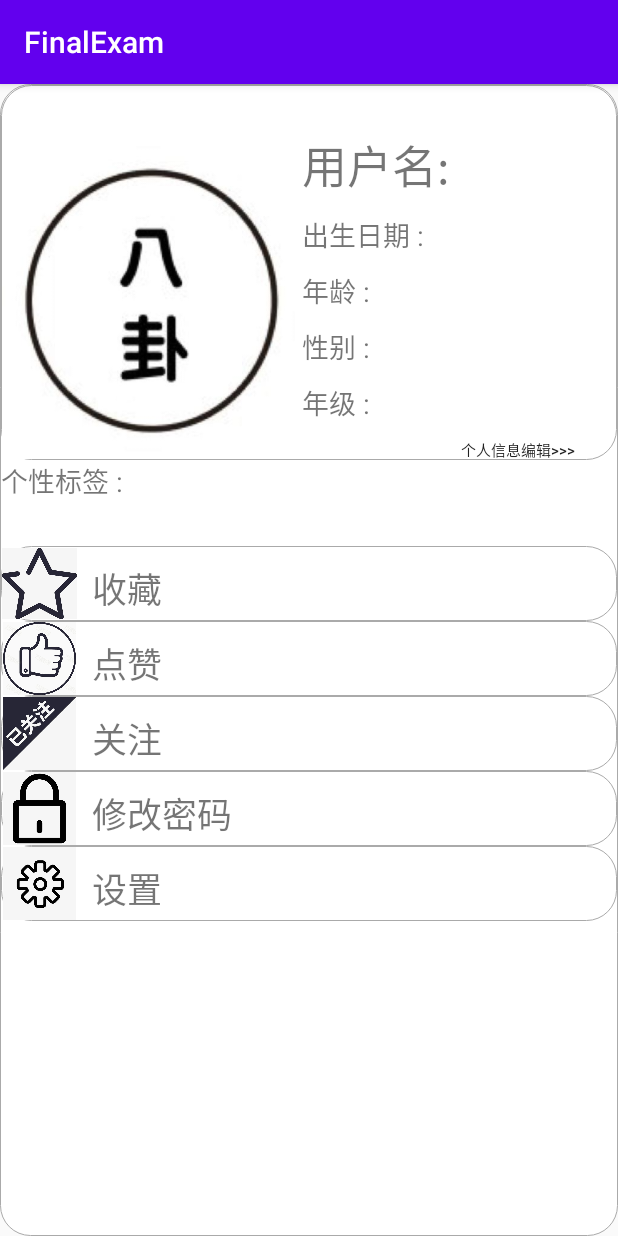
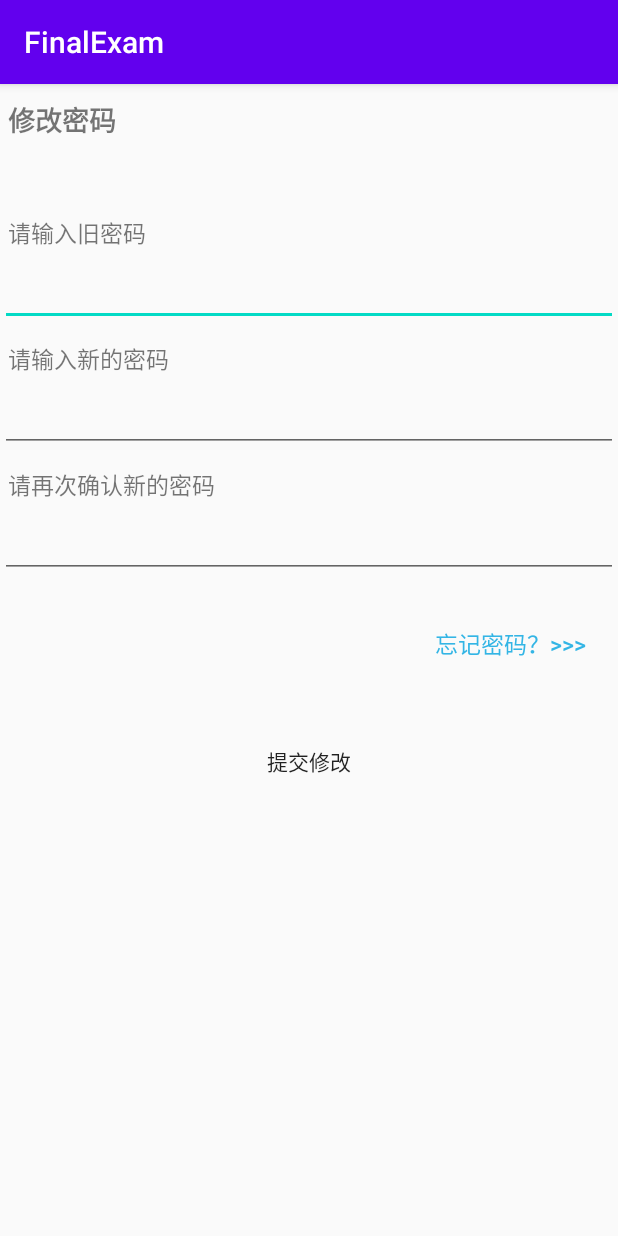
Before and after one commit to swufeLD/FinalExam, an Android app: the Personal screen opened directly, with no data from a screen before it, after a tap on "修改密码", on a phone screen of 412 x 824 dp. Run offline under Robolectric (Android 15) with nearby library versions, the phone set to English and light mode, and no system bars.

Commit message:
修改密码完成

```diff
--- a/app/src/main/java/com/example/finalexam/DBHelper.java
+++ b/app/src/main/java/com/example/finalexam/DBHelper.java
@@ -11,6 +11,7 @@ public class DBHelper extends SQLiteOpenHelper {
     private  static final int version=1;
     private  static final String DB_NAME="FinalExam.db";
     public   static final String User="User";
+    public  static final String Gua_EditorMessage="GuaMessage";
 
     public DBHelper(@Nullable Context context, @Nullable String name, @Nullable SQLiteDatabase.CursorFactory factory, int version) {
         super(context, name, factory, version);
@@ -23,6 +24,7 @@ public class DBHelper extends SQLiteOpenHelper {
     @Override
     public void onCreate(SQLiteDatabase db) {
         db.execSQL("create table "+User+"(ID INTEGER PRIMARY KEY AUTOINCREMENT, UserName  text Unique,UserEmail text,UserPassword text)");
+        db.execSQL("create table "+Gua_EditorMessage+"(ID INTEGER PRIMARY KEY AUTOINCREMENT,Author text,Date text,Title text,Content text,Count Integer,Comment text)");
     }
 
     @Override
--- /dev/null
+++ b/app/src/main/java/com/example/finalexam/EditorPsw.java
@@ -0,0 +1,77 @@
+package com.example.finalexam;
+
+import android.app.Activity;
+import android.content.SharedPreferences;
+import android.os.Bundle;
+import android.view.View;
+import android.widget.Button;
+import android.widget.TextView;
+import android.widget.Toast;
+
+import androidx.appcompat.app.AppCompatActivity;
+
+public class EditorPsw extends AppCompatActivity implements View.OnClickListener {
+
+    TextView old;
+    TextView new1;
+    TextView new2;
+    Button b1;
+    Button b2;
+
+    SharedPreferences sharedPreferences;
+    @Override
+    protected void onCreate(Bundle savedInstanceState) {
+        super.onCreate(savedInstanceState);
+        setContentView(R.layout.editorpsw);
+
+        old=findViewById(R.id.editTextTextPassword);
+        new1=findViewById(R.id.editTextTextPassword2);
+        new2=findViewById(R.id.editTextTextPassword3);
+        b1=findViewById(R.id.button4);
+        b1.setOnClickListener(this);
+        b2=findViewById(R.id.button5);
+        b2.setOnClickListener(this);
+
+    }
+
+    public void Judge(){
+        sharedPreferences=getSharedPreferences("login", Activity.MODE_PRIVATE);
+        String savePsw=sharedPreferences.getString("psw","");
+        String savename=sharedPreferences.getString("username","");
+
+        String oldpsw=old.getText().toString();
+        String new1psw=new1.getText().toString();
+        String new2psw=new2.getText().toString();
+
+        if(oldpsw.equals(savePsw)){
+            if(new1psw.equals(new2psw)){
+                Toast.makeText(this,"密码修改成功！",Toast.LENGTH_LONG).show();
+                 //修改登陆文件密码
+                SharedPreferences.Editor editor=sharedPreferences.edit();
+                editor.putString("password",new1psw);
+               //修改数据对应密码
+               UserManager userManager=new UserManager(this);
+               userManager.updata(savename,new1psw);
+
+            }else{
+                Toast.makeText(this,"两次输入不正确，请重新输入！",Toast.LENGTH_LONG).show();;
+                new1.setText("");
+                new2.setText("");
+            }
+
+        }else{
+            Toast.makeText(this,"旧密码输入不正确，请重新输入！",Toast.LENGTH_LONG).show();;
+            old.setText("");
+        }
+    }
+
+    @Override
+    public void onClick(View view) {
+             if(view.getId()==R.id.button4){
+                 //跳转手机登录
+             }
+             if(view.getId()==R.id.button5){
+                 Judge();
+             }
+    }
+}
--- a/app/src/main/java/com/example/finalexam/Personal.java
+++ b/app/src/main/java/com/example/finalexam/Personal.java
@@ -89,8 +89,8 @@ public  void initview(){
             startActivity(intent);
         }
         if(view.getId()==R.id.tv4){
-            //修改密码页
-
+            intent=new Intent(this,EditorPsw.class);
+            startActivity(intent);
         }
         if(view.getId()==R.id.tv1){
             //收藏页
--- /dev/null
+++ b/app/src/main/res/layout/editorpsw.xml
@@ -0,0 +1,84 @@
+<?xml version="1.0" encoding="utf-8"?>
+<LinearLayout xmlns:android="http://schemas.android.com/apk/res/android"
+    android:layout_width="match_parent"
+    android:layout_height="match_parent"
+    android:orientation="vertical">
+
+    <TextView
+        android:id="@+id/textView20"
+        android:layout_width="match_parent"
+        android:layout_height="wrap_content"
+        android:text="修改密码"
+        android:textSize="18dp"
+        android:layout_marginTop="10dp"
+        android:textStyle="bold"
+        android:paddingLeft="5dp"/>
+
+    <TextView
+        android:id="@+id/textView21"
+        android:layout_width="match_parent"
+        android:layout_height="wrap_content"
+        android:text="请输入旧密码"
+        android:layout_marginTop="50dp"
+        android:paddingLeft="5dp"
+        android:textSize="15dp"/>
+
+    <EditText
+        android:id="@+id/editTextTextPassword"
+        android:layout_width="match_parent"
+        android:layout_height="wrap_content"
+        android:inputType="textPassword"
+        android:layout_marginTop="5dp"/>
+
+    <TextView
+        android:id="@+id/textView24"
+        android:layout_width="match_parent"
+        android:layout_height="wrap_content"
+        android:text="请输入新的密码"
+        android:layout_marginTop="10dp"
+        android:paddingLeft="5dp"
+        android:textSize="15dp"/>
+
+    <EditText
+        android:id="@+id/editTextTextPassword2"
+        android:layout_width="match_parent"
+        android:layout_height="wrap_content"
+        android:inputType="textPassword"
+        android:layout_marginTop="5dp"/>
+
+    <TextView
+        android:id="@+id/textView25"
+        android:layout_width="match_parent"
+        android:layout_height="wrap_content"
+        android:text="请再次确认新的密码"
+        android:layout_marginTop="10dp"
+        android:paddingLeft="5dp"
+        android:textSize="15dp"/>
+
+    <EditText
+        android:id="@+id/editTextTextPassword3"
+        android:layout_width="match_parent"
+        android:layout_height="wrap_content"
+        android:inputType="textPassword"
+        android:layout_marginTop="5dp"/>
+
+    <Button
+        android:id="@+id/button4"
+        android:layout_width="wrap_content"
+        android:layout_height="wrap_content"
+        android:text="忘记密码？>>>"
+        android:background="@android:color/transparent"
+        android:layout_marginTop="20dp"
+        android:layout_marginLeft="290dp"
+        android:textSize="15dp"
+        android:textColor="@android:color/holo_blue_light"/>
+
+    <Button
+        android:id="@+id/button5"
+        android:layout_width="match_parent"
+        android:layout_height="wrap_content"
+        android:text="提交修改"
+        android:background="@android:color/transparent"
+        android:layout_marginTop="30dp"/>
+
+</LinearLayout>
--- a/build.gradle
+++ b/build.gradle
@@ -6,7 +6,7 @@ buildscript {
     }
     dependencies {
         classpath "com.android.tools.build:gradle:4.0.1"
-
+        classpath "com.mob.sdk:MobSDK:2018.0319.1724"
         // NOTE: Do not place your application dependencies here; they belong
         // in the individual module build.gradle files
     }
```
Also changed, not shown: app/build.gradle (+8 -0 lines), app/src/main/AndroidManifest.xml (+44 -1 lines), app/src/main/java/com/example/finalexam/GuaManager.java (added, +29 -0 lines), app/src/main/java/com/example/finalexam/GuaMessage.java (added, +72 -0 lines), app/src/main/java/com/example/finalexam/Gua_EditorMessage.java (added, +70 -0 lines), app/src/main/java/com/example/finalexam/PhoneCheck.java (added, +194 -0 lines), app/src/main/java/com/example/finalexam/UserManager.java (+22 -0 lines), app/src/main/res/layout/gualist.xml (added, +7 -0 lines), app/src/main/res/layout/phone_check.xml (added, +45 -0 lines), app/src/main/res/layout/share.xml (+5 -4 lines).
